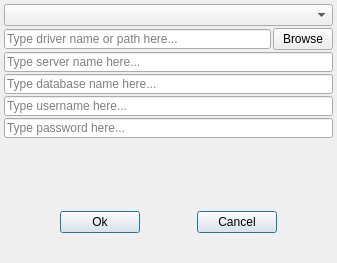
Before: the Qt Designer form spinetoolbox/ui/add_connection_string.ui in spine-tools/Spine-Toolbox, drawn with Qt 5.
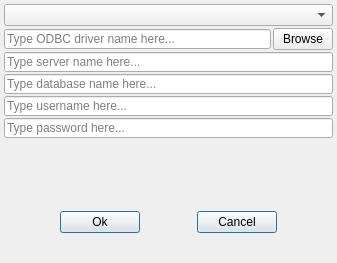
After: the same form once the commit is applied.

Diff of the .ui file:
```diff
--- a/spinetoolbox/ui/add_connection_string.ui
+++ b/spinetoolbox/ui/add_connection_string.ui
@@ -104,7 +104,7 @@
           <string>&lt;html&gt;&lt;head/&gt;&lt;body&gt;&lt;p&gt;Driver (required)&lt;/p&gt;&lt;/body&gt;&lt;/html&gt;</string>
          </property>
          <property name="placeholderText">
-          <string>Type driver name or path here...</string>
+          <string>Type ODBC driver name here...</string>
          </property>
          <property name="clearButtonEnabled">
           <bool>true</bool>
```
Left out of the diff: 2 changed lines with no effect on the pictures.
